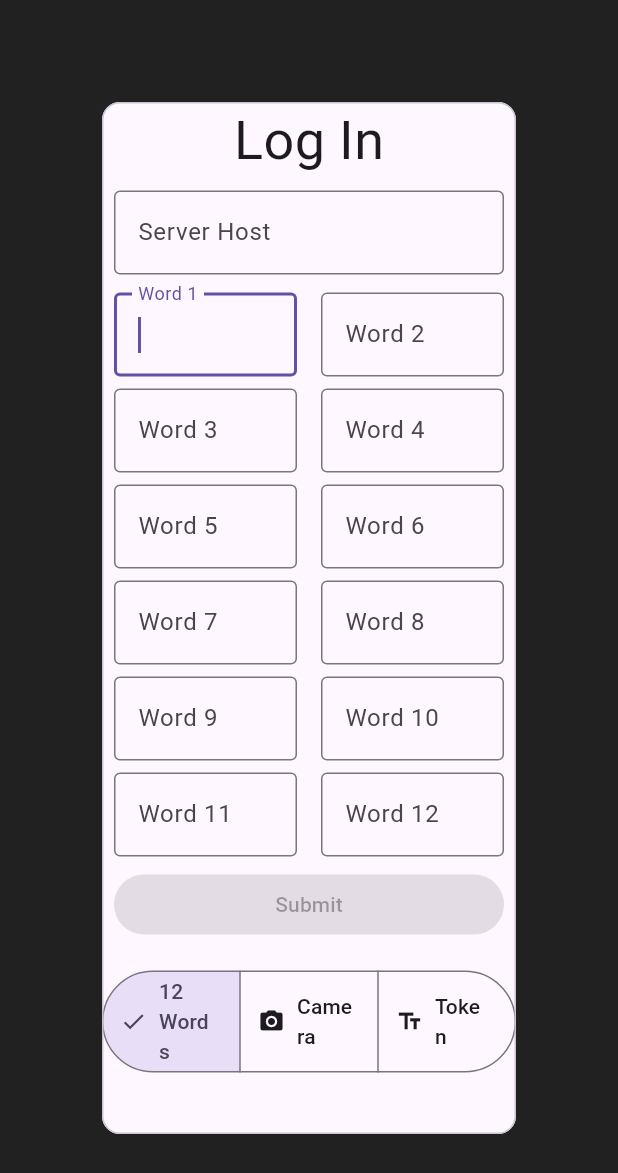
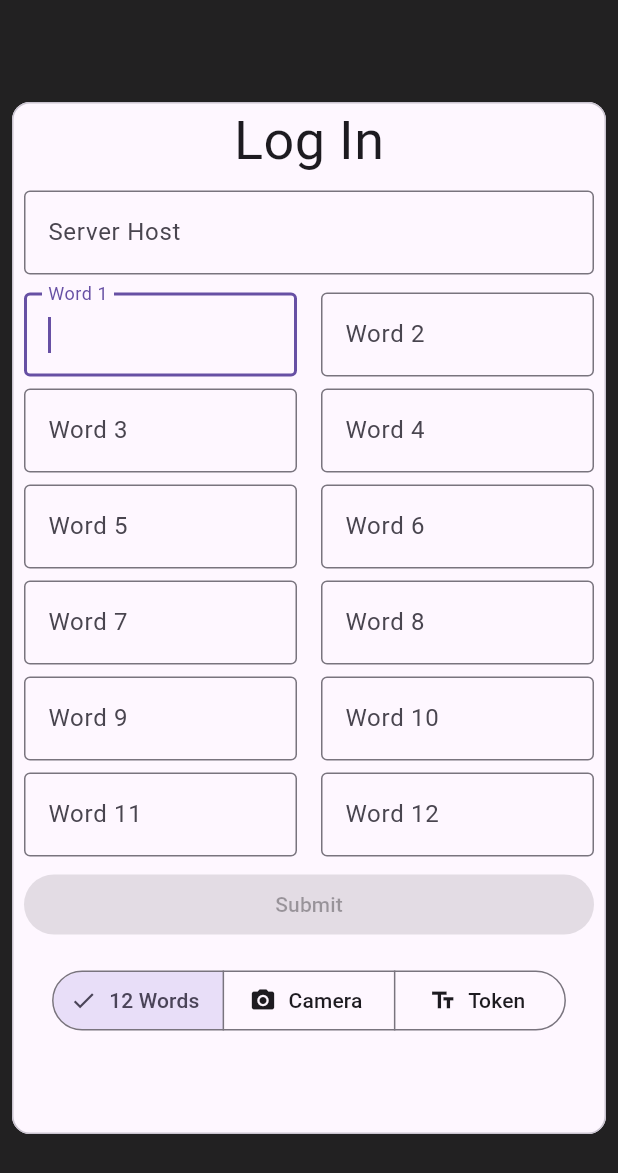
Before and after one commit to forgetaboutitapp/forget-about-it, a Flutter app: the screen it shows after launch, on a phone screen of 412 x 824 dp. Shown: the top 1173 px of the screen. Run offline on Flutter 3.47's test engine with Material 3 defaults, Android fonts, the phone set to English and light mode, and no system bars; our stand-ins replace fast_immutable_collections, file_picker, flutter_hooks, flutter_markdown, freezed_annotation, go_router and 6 more; missing offline and left inert: flutter_settings_ui, flutter_zxing; accounts and stored records are empty; generated files the repository leaves out were written again.

Commit message:
fixed testing and size

```diff
--- a/frontend/lib/screens/login/view.dart
+++ b/frontend/lib/screens/login/view.dart
@@ -26,10 +26,10 @@ class LoginScreen extends HookConsumerWidget {
         child: Center(
           child: Padding(
             padding: EdgeInsets.fromLTRB(
-                64,
-                MediaQuery.sizeOf(context).height > 680 ? 64.0 : 4,
-                64,
-                MediaQuery.sizeOf(context).height > 680 ? 64.0 : 4),
+                MediaQuery.sizeOf(context).width > 500 ? 64 : 4,
+                MediaQuery.sizeOf(context).height > 760 ? 64.0 : 4,
+                MediaQuery.sizeOf(context).width > 500 ? 64 : 4,
+                MediaQuery.sizeOf(context).height > 760 ? 64.0 : 4),
             child: SizedBox(
               width: MediaQuery.sizeOf(context).width > 800
                   ? 800
```
Also changed, not shown: 2 other files.
